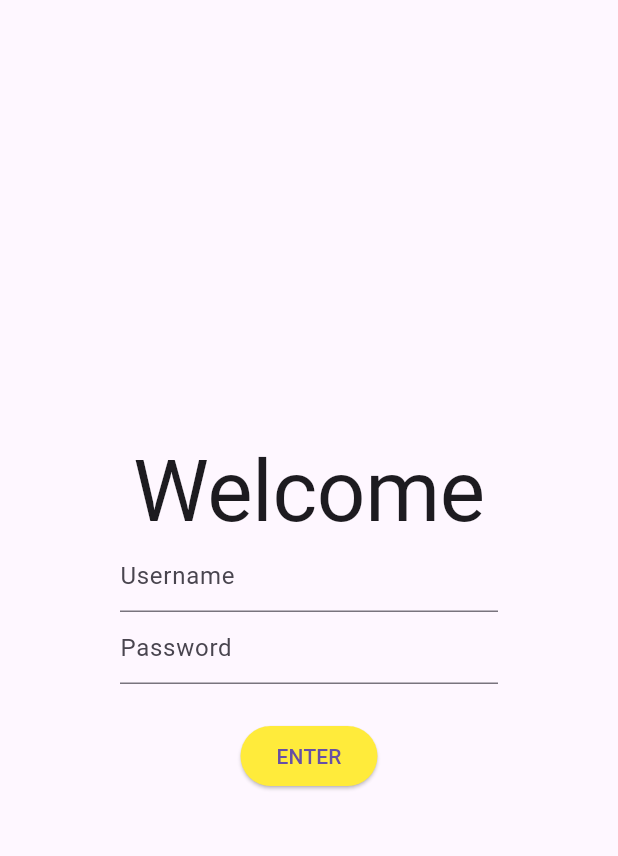
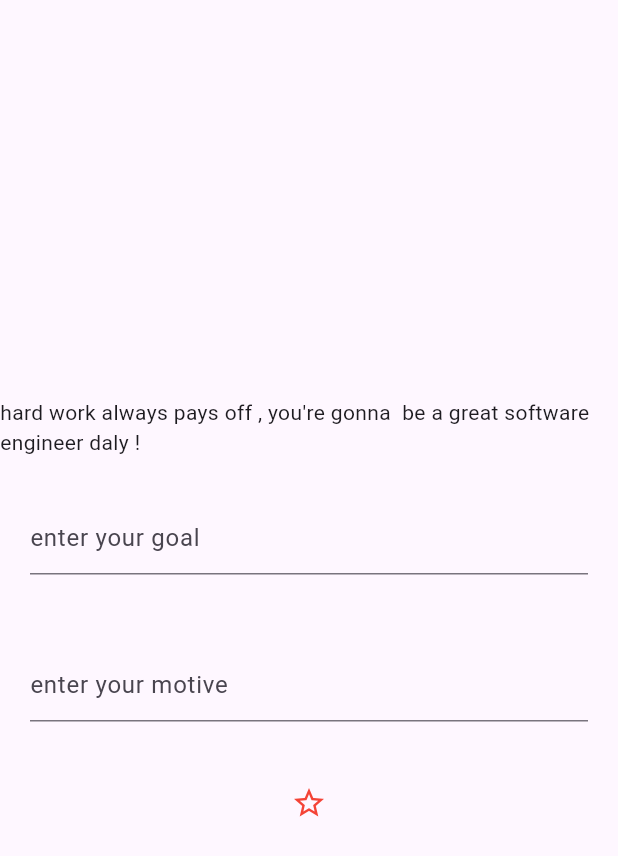
Before and after one commit to todoyalee/CartShop, a Flutter app: the screen it shows after launch, on a phone screen of 412 x 824 dp. Shown: the top 856 px of the screen. Run offline on Flutter 3.47's test engine with Material 3 defaults, Android fonts, the phone set to English and light mode, and no system bars; our stand-ins replace go_router.

```diff
--- a/lib/main.dart
+++ b/lib/main.dart
@@ -1,58 +1,72 @@
 import 'package:flutter/material.dart';
-import 'package:go_router/go_router.dart';
 
 
-
-void main(){
-  runApp(MyLogin());
+void main() {
+  runApp(myApp());
 }
 
-class MyLogin extends StatelessWidget {
-  const MyLogin({super.key});
+
+class myApp extends StatefulWidget {
+  const myApp({super.key});
+
+  @override
+  State<myApp> createState() => _myAppState();
+}
+
+class _myAppState extends State<myApp> {
+  bool truth=false;
+
+
+void add(){
+setState(() {
+
+  if(truth){
+    truth=false;
+  }else {
+    truth=true;
+  }
+});
+
+}
 
   @override
   Widget build(BuildContext context) {
     return MaterialApp(
+      home:Scaffold(
 
-
-    home: Scaffold(
-      body: Center(
-        child: Container(
-          padding: const EdgeInsets.all(80.0),
+        body: Center(
           child: Column(
             mainAxisAlignment: MainAxisAlignment.center,
             children: [
-              Text(
-                'Welcome',
-                style: Theme.of(context).textTheme.displayLarge,
+            Text("hard work always pays off , you're gonna  be a great software engineer daly ! "),
+            SizedBox(height: 10,),
+            Padding(
+              padding: const EdgeInsets.all(20.0),
+              child: TextFormField(decoration: InputDecoration(hintText: "enter your goal "
               ),
-              TextFormField(
-                decoration: const InputDecoration(
-                  hintText: 'Username',
-                ),
+              obscureText: false,
               ),
-              TextFormField(
-                decoration: const InputDecoration(
-                  hintText: 'Password',
-                ),
-                obscureText: true,
+            ),
+            SizedBox(height: 10,),
+            Padding(
+              padding: const EdgeInsets.all(20.0),
+              child: TextFormField(decoration: InputDecoration(hintText: "enter your motive "
               ),
-              const SizedBox(
-                height: 24,
+              obscureText: true,
               ),
-              ElevatedButton(
-                onPressed: () {
-                  context.pushReplacement('/catalog');
-                },
-                style: ElevatedButton.styleFrom(
-                  backgroundColor: Colors.yellow,
-                ),
-                child: const Text('ENTER'),
-              )
-            ],
-          ),
+            ),
+            SizedBox(height: 10,),
+            IconButton( icon:truth
+            ? Icon(Icons.star)
+            :Icon(Icons.star_border),
+            color: Colors.red,
+            onPressed: ()=>add(),
+
+            )
+
+          ]),
         ),
-      ),
-    ));
+      )
+    );
   }
 }
```
